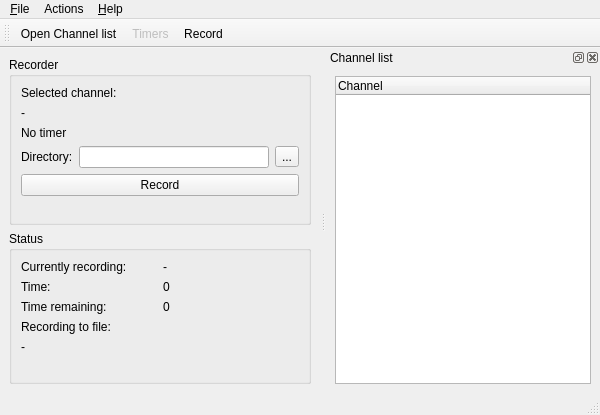
The window that ui/Recorder.ui (ntadej/tano) describes before a commit, drawn with Qt 5.
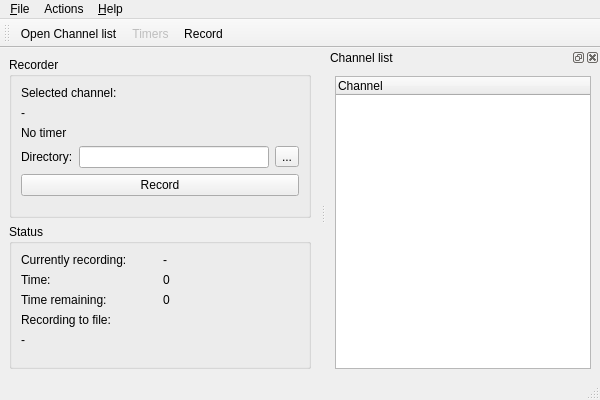
The same window after the commit. Icons and pictures are not drawn.

The edit to the form file:
```diff
--- a/ui/Recorder.ui
+++ b/ui/Recorder.ui
@@ -1,12 +1,12 @@
 <ui version="4.0" >
  <class>Recorder</class>
- <widget class="QMainWindow" name="Recorder" >
-  <property name="geometry" >
+ <widget class="QMainWindow" name="Recorder">
+  <property name="geometry">
    <rect>
     <x>0</x>
     <y>0</y>
     <width>600</width>
-    <height>415</height>
+    <height>400</height>
    </rect>
   </property>
   <property name="windowTitle" >
```
Left out of the diff: 269 changed lines with no effect on the pictures.
